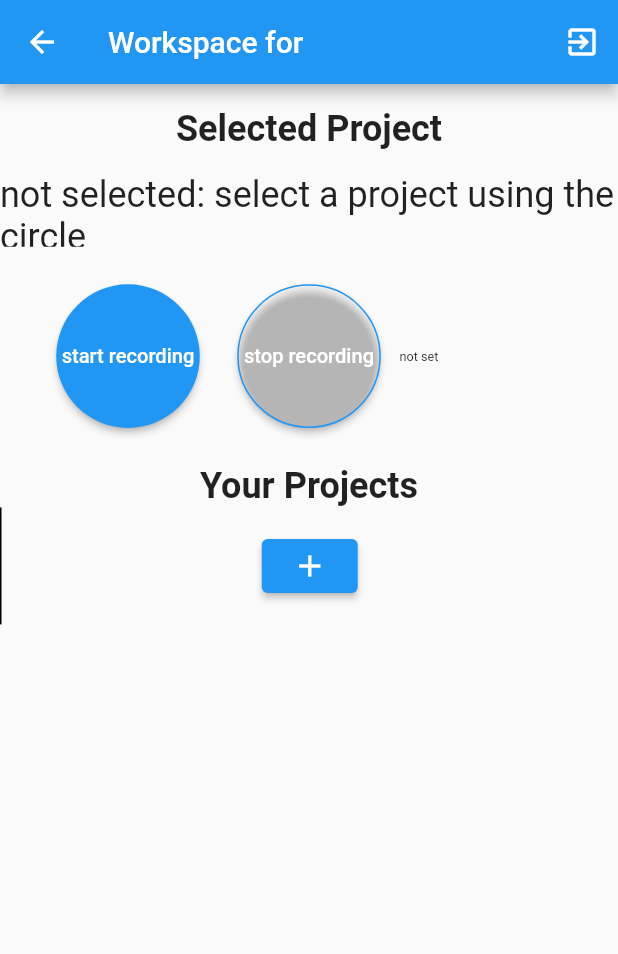
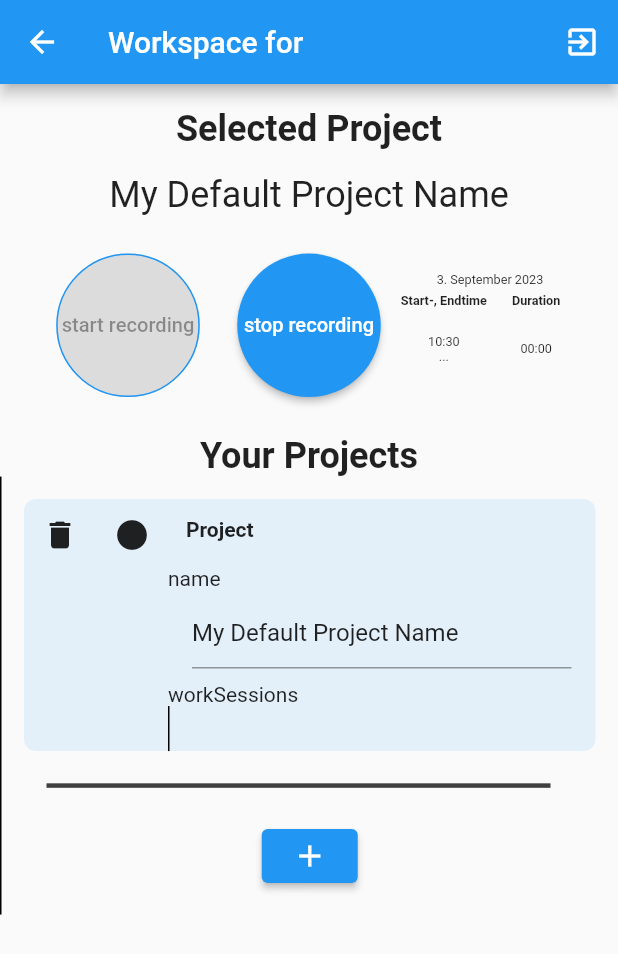
Before and after one commit to julianjandeleit/worktime-app, a Flutter app: the Workspace screen opened directly, after a tap on "start recording", on a phone screen of 412 x 824 dp. Shown: the top 954 px of the screen. Run offline on Flutter 3.47's test engine with Material 2 defaults, Android fonts, the phone set to English and light mode, and no system bars; our stand-ins replace file, firebase_core, supabase_flutter; missing offline and left inert: supabase_auth_ui; accounts and stored records are empty; network calls fail.

Commit message:
enable interaction without login

```diff
--- a/lib/models/WorkSession.dart
+++ b/lib/models/WorkSession.dart
@@ -31,7 +31,7 @@ class WorkSession implements Recipeable {
   @override
   Widget buildRecipe({void Function(Recipeable p1)? onChanged}) {
     if (startTime == null) {
-      return Text("not set");
+      return Text("start time not set");
     }
 
     final widgets = [
--- a/lib/models/start_stop.dart
+++ b/lib/models/start_stop.dart
@@ -80,7 +80,7 @@ class CustomCircularButton extends StatelessWidget {
   @override
   Widget build(BuildContext context) {
     return ElevatedButton(
-      onPressed: onPressed,
+      onPressed: isClickable ? onPressed : null,
       style: ElevatedButton.styleFrom(
         padding: EdgeInsets.zero,
         shape: CircleBorder(),
--- a/lib/sup_auth.dart
+++ b/lib/sup_auth.dart
@@ -13,7 +13,7 @@ class SupAuth extends StatelessWidget {
         body: Center(
             child: Column(
           children: [
-            Text(supabase.auth.currentUser?.email ?? "no user"),
+            Text(supabase.auth.currentUser?.email ?? "Please log in"),
             SupaSocialsAuth(
               socialProviders: [SocialProviders.google],
               colored: true,
@@ -31,6 +31,11 @@ class SupAuth extends StatelessWidget {
                 print("error");
               },
             ),
+            TextButton(
+                onPressed: () {
+                  Navigator.pushNamed(context, "/");
+                },
+                child: Text("continue without login"))
           ],
         )));
   }
--- a/lib/viewmodels/ProjectViewModel.dart
+++ b/lib/viewmodels/ProjectViewModel.dart
@@ -32,11 +32,17 @@ class ProjectViewModel extends ChangeNotifier {
 
   ProjectViewModel() {
     final supabase = Supabase.instance.client;
+    _projects = [
+      Project(
+          name: BasicString(item: "My Default Project Name"),
+          workSessions: BasicList(items: []))
+    ];
+    selectedProjectIndex = 0;
 
     //listener should handle persistent storage. It gets triggered whenever the data changes.
     addListener(() async {
       //only store for valid users
-      if (supabase.auth.currentUser == null) {
+      if (!isLoggedIn()) {
         return;
       }
       final userID = supabase.auth.currentUser!.id;
@@ -70,7 +76,13 @@ class ProjectViewModel extends ChangeNotifier {
     });
   }
 
+  bool isLoggedIn() {
+    final supabase = Supabase.instance.client;
+    return supabase.auth.currentUser != null;
+  }
+
   Future<void> updateFromUser() async {
+    try {
       is_loading = true;
       final newModel = await ProjectViewModel.from_user();
 
@@ -81,7 +93,10 @@ class ProjectViewModel extends ChangeNotifier {
       _projects = newModel._projects;
       selectedProjectIndex = newModel.selectedProjectIndex;
       startStopWorkSession = newModel.startStopWorkSession;
+    } catch (error) {
+    } finally {
       is_loading = false;
+    }
   }
 
   void addProject(String projectName) {
--- a/lib/workspace.dart
+++ b/lib/workspace.dart
@@ -19,23 +19,20 @@ class Workspace extends StatelessWidget {
   @override
   Widget build(BuildContext context) {
     final supabase = sf.Supabase.instance.client;
-    print("building workspace ${supabase.auth.currentUser?.id}");
-    //only store for valid users
-    if (supabase.auth.currentUser == null) {
-      return Text("You are not logged in, please log in first");
-    } else {
+
     return Builder(builder: (context) {
       final projectViewModel = Provider.of<ProjectViewModel>(context);
       print("building with ${projectViewModel.toJson()}");
       if (projectViewModel.is_loading == false) {
         return MainWidget(
-              userName: supabase.auth.currentUser!.email ?? "no email provided",
+            userName: projectViewModel.isLoggedIn()
+                ? supabase.auth.currentUser?.email ?? "no email provided"
+                : "not logged in",
             projectViewModel: projectViewModel);
       } else {
         return Scaffold(body: Text("loading data"));
       }
     });
-    }
   }
 }
 
@@ -69,6 +66,11 @@ class MainWidget extends StatelessWidget {
         ],
       ),
       body: Column(children: [
+        if (!projectViewModel.isLoggedIn())
+          Text(
+            "you are not logged in so your data will not be saved",
+            style: TextStyle(fontWeight: FontWeight.bold),
+          ),
         Padding(
           padding: const EdgeInsets.all(16.0),
           child: Text(
@@ -92,51 +94,7 @@ class MainWidget extends StatelessWidget {
         )),
         Flexible(
             flex: 3,
-            child: Padding(
-              padding: const EdgeInsets.all(25.0),
-              child: projectViewModel.startStopWorkSession.buildRecipe(
-                onChanged: (p1) {
-                  if (projectViewModel.selectedProjectIndex == null) {
-                    return;
-                  }
-
-                  var update = p1 as StartStop<WorkSession>;
-
-                  if (update.is_started == true &&
-                      projectViewModel.startStopWorkSession.is_started ==
-                          false) {
-                    // just started recording
-                    update.child = WorkSession(
-                        startTime: RDatetime(item: DateTime.now()),
-                        endTime: null);
-                  }
-                  if (update.is_started == false &&
-                      projectViewModel.startStopWorkSession.is_started ==
-                          true) {
-                    // just stopped recording
-                    update.child = WorkSession(
-                        startTime: update.child.startTime,
-                        endTime: RDatetime(item: DateTime.now()));
-
-                    projectViewModel.projects
-                        .elementAt(projectViewModel.selectedProjectIndex!)
-                        .workSessions
-                        .items
-                        .add(update.child);
-
-                    update = StartStop<WorkSession>(
-                        is_started: false,
-                        child: WorkSession(startTime: null, endTime: null));
-                  }
-
-                  // other cases are change in worksession
-
-                  projectViewModel.startStopWorkSession = update;
-
-                  projectViewModel.notifyListeners();
-                },
-              ),
-            )),
+            child: StartStopWidget(projectViewModel: projectViewModel)),
         Text(
           'Your Projects',
           style: TextStyle(
@@ -164,3 +122,58 @@ class MainWidget extends StatelessWidget {
     );
   }
 }
+
+class StartStopWidget extends StatelessWidget {
+  const StartStopWidget({
+    super.key,
+    required this.projectViewModel,
+  });
+
+  final ProjectViewModel projectViewModel;
+
+  @override
+  Widget build(BuildContext context) {
+    return Padding(
+      padding: const EdgeInsets.all(25.0),
+      child: projectViewModel.startStopWorkSession.buildRecipe(
+        onChanged: (p1) {
+          if (projectViewModel.selectedProjectIndex == null) {
+            return;
+          }
+
+          var update = p1 as StartStop<WorkSession>;
+
+          if (update.is_started == true &&
+              projectViewModel.startStopWorkSession.is_started == false) {
+            // just started recording
+            update.child = WorkSession(
+                startTime: RDatetime(item: DateTime.now()), endTime: null);
+          }
+          if (update.is_started == false &&
+              projectViewModel.startStopWorkSession.is_started == true) {
+            // just stopped recording
+            update.child = WorkSession(
+                startTime: update.child.startTime,
+                endTime: RDatetime(item: DateTime.now()));
+
+            projectViewModel.projects
+                .elementAt(projectViewModel.selectedProjectIndex!)
+                .workSessions
+                .items
+                .add(update.child);
+
+            update = StartStop<WorkSession>(
+                is_started: false,
+                child: WorkSession(startTime: null, endTime: null));
+          }
+
+          // other cases are change in worksession
+
+          projectViewModel.startStopWorkSession = update;
+
+          projectViewModel.notifyListeners();
+        },
+      ),
+    );
+  }
+}
```
Lines whose indentation alone changed are shown as unchanged.
